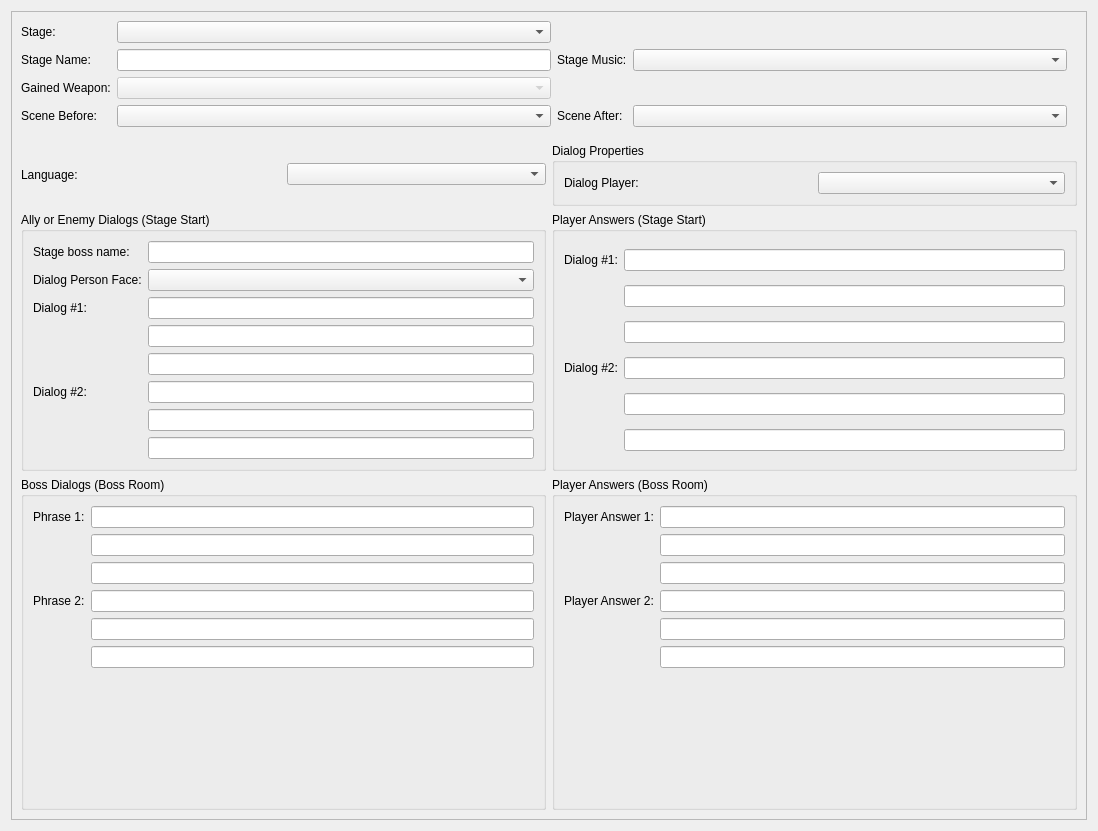
This is editor/mainwindow_tab/stage_edit.ui in protoman/rockbot as Qt 5 draws it before an edit. The edited form follows.
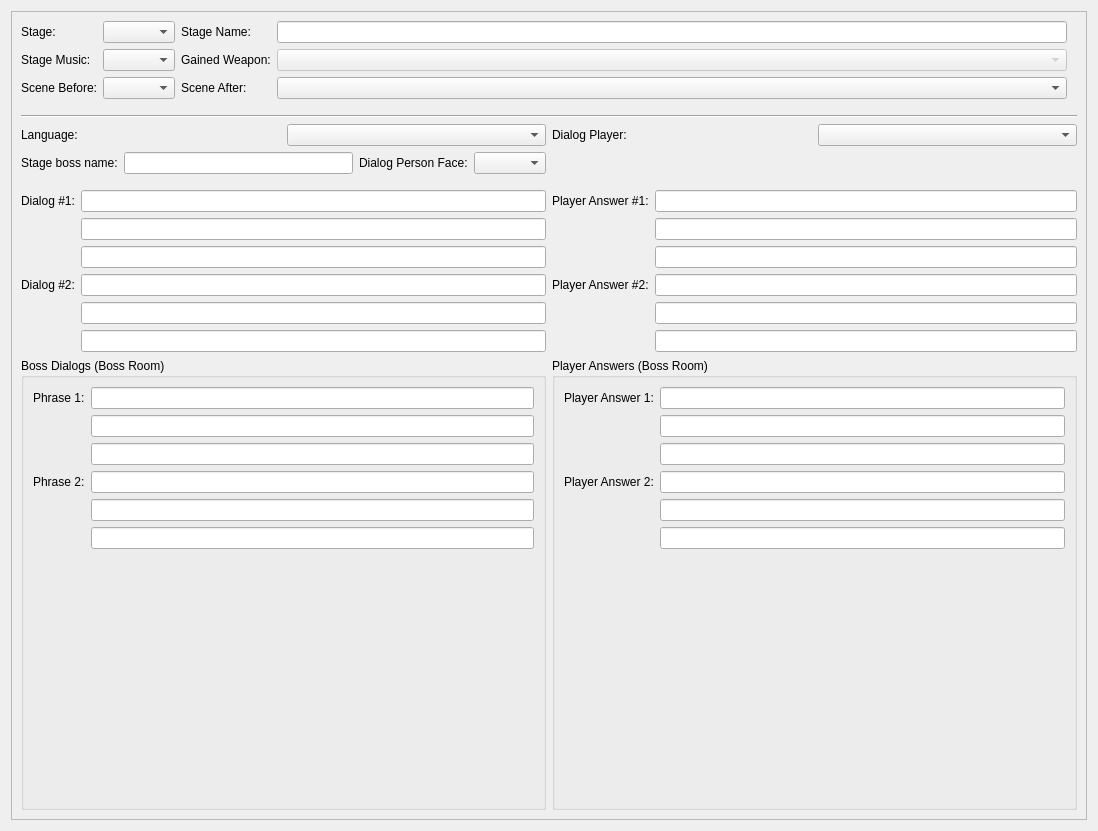
This is the edited form.

Commit message: - translation pt-BR for Rockbot2 - some art improvements - improve UI for stage dialogs to fit better on screen

Diff of the .ui file:
```diff
--- a/editor/mainwindow_tab/stage_edit.ui
+++ b/editor/mainwindow_tab/stage_edit.ui
@@ -37,16 +37,19 @@
          <property name="bottomMargin">
           <number>10</number>
          </property>
+         <item row="1" column="1">
+          <widget class="QComboBox" name="stages_tab_bgmusic_combo"/>
+         </item>
+         <item row="1" column="3">
+          <widget class="QLabel" name="label_63">
+           <property name="text">
+            <string>Gained Weapon:</string>
+           </property>
+          </widget>
+         </item>
          <item row="0" column="1">
           <widget class="QComboBox" name="stages_tab_stage_combo"/>
          </item>
-         <item row="4" column="1">
-          <widget class="QComboBox" name="stage_boss_weapon_combo">
-           <property name="enabled">
-            <bool>false</bool>
-           </property>
-          </widget>
-         </item>
          <item row="0" column="0">
           <widget class="QLabel" name="label_48">
            <property name="text">
@@ -54,49 +57,8 @@
            </property>
           </widget>
          </item>
-         <item row="1" column="0">
-          <widget class="QLabel" name="label_49">
-           <property name="text">
-            <string>Stage Name:</string>
-           </property>
-          </widget>
-         </item>
-         <item row="1" column="1">
-          <widget class="QLineEdit" name="stages_tab_stage_name_lineedit">
-           <property name="maxLength">
-            <number>30</number>
-           </property>
-          </widget>
-         </item>
-         <item row="4" column="0">
-          <widget class="QLabel" name="label_63">
-           <property name="text">
-            <string>Gained Weapon:</string>
-           </property>
-          </widget>
-         </item>
-         <item row="0" column="4">
-          <spacer name="horizontalSpacer">
-           <property name="orientation">
-            <enum>Qt::Horizontal</enum>
-           </property>
-           <property name="sizeHint" stdset="0">
-            <size>
-             <width>40</width>
-             <height>20</height>
-            </size>
-           </property>
-          </spacer>
-         </item>
-         <item row="1" column="3">
-          <widget class="QLabel" name="label_13">
-           <property name="text">
-            <string>Stage Music:</string>
-           </property>
-          </widget>
-         </item>
-         <item row="1" column="4">
-          <widget class="QComboBox" name="stages_tab_bgmusic_combo"/>
+         <item row="5" column="1">
+          <widget class="QComboBox" name="cutscenePre_comboBox"/>
          </item>
          <item row="5" column="0">
           <widget class="QLabel" name="label_4">
@@ -105,6 +67,9 @@
            </property>
           </widget>
          </item>
+         <item row="5" column="4">
+          <widget class="QComboBox" name="cutscenePos_comboBox"/>
+         </item>
          <item row="5" column="3">
           <widget class="QLabel" name="label_6">
            <property name="text">
@@ -112,19 +77,48 @@
            </property>
           </widget>
          </item>
-         <item row="5" column="1">
-          <widget class="QComboBox" name="cutscenePre_comboBox"/>
+         <item row="1" column="4">
+          <widget class="QComboBox" name="stage_boss_weapon_combo">
+           <property name="enabled">
+            <bool>false</bool>
+           </property>
+          </widget>
          </item>
-         <item row="5" column="4">
-          <widget class="QComboBox" name="cutscenePos_comboBox"/>
+         <item row="0" column="4">
+          <widget class="QLineEdit" name="stages_tab_stage_name_lineedit">
+           <property name="maxLength">
+            <number>30</number>
+           </property>
+          </widget>
+         </item>
+         <item row="0" column="3">
+          <widget class="QLabel" name="label_7">
+           <property name="text">
+            <string>Stage Name:</string>
+           </property>
+          </widget>
+         </item>
+         <item row="1" column="0">
+          <widget class="QLabel" name="label_13">
+           <property name="text">
+            <string>Stage Music:</string>
+           </property>
+          </widget>
          </item>
         </layout>
        </item>
+       <item>
+        <widget class="Line" name="line">
+         <property name="orientation">
+          <enum>Qt::Horizontal</enum>
+         </property>
+        </widget>
+       </item>
        <item>
         <layout class="QVBoxLayout" name="verticalLayout">
          <item>
           <layout class="QGridLayout" name="gridLayout_6">
-           <item row="2" column="0">
+           <item row="3" column="0">
             <widget class="QGroupBox" name="groupBox_4">
              <property name="title">
               <string>Boss Dialogs (Boss Room)</string>
@@ -220,124 +214,7 @@
              </layout>
             </widget>
            </item>
-           <item row="1" column="0">
-            <widget class="QGroupBox" name="groupBox_2">
-             <property name="title">
-              <string>Ally or Enemy Dialogs (Stage Start)</string>
-             </property>
-             <layout class="QGridLayout" name="gridLayout_9">
-              <item row="1" column="0">
-               <widget class="QLabel" name="label_9">
-                <property name="text">
-                 <string>Dialog Person Face:</string>
-                </property>
-               </widget>
-              </item>
-              <item row="0" column="1">
-               <widget class="QLineEdit" name="stages_tab_bossname_lineedit">
-                <property name="enabled">
-                 <bool>true</bool>
-                </property>
-                <property name="maxLength">
-                 <number>30</number>
-                </property>
-               </widget>
-              </item>
-              <item row="8" column="1">
-               <widget class="QLineEdit" name="dialogs_line2_text3">
-                <property name="enabled">
-                 <bool>true</bool>
-                </property>
-                <property name="maxLength">
-                 <number>30</number>
-                </property>
-               </widget>
-              </item>
-              <item row="0" column="0">
-               <widget class="QLabel" name="label_8">
-                <property name="text">
-                 <string>Stage boss name:</string>
-                </property>
-               </widget>
-              </item>
-              <item row="7" column="1">
-               <widget class="QLineEdit" name="dialogs_line2_text2">
-                <property name="enabled">
-                 <bool>true</bool>
-                </property>
-                <property name="maxLength">
-                 <number>30</number>
-                </property>
-               </widget>
-              </item>
-              <item row="2" column="1">
-               <widget class="QLineEdit" name="dialogs_line1_text1">
-                <property name="enabled">
-                 <bool>true</bool>
-                </property>
-                <property name="maxLength">
-                 <number>30</number>
-                </property>
-               </widget>
-              </item>
-              <item row="1" column="1">
-               <widget class="QComboBox" name="dialogs_line1_face_combo">
-                <property name="iconSize">
-                 <size>
-                  <width>32</width>
-                  <height>32</height>
-                 </size>
-                </property>
-               </widget>
-              </item>
-              <item row="2" column="0">
-               <widget class="QLabel" name="label_51">
-                <property name="text">
-                 <string>Dialog #1:</string>
-                </property>
-               </widget>
-              </item>
-              <item row="6" column="0">
-               <widget class="QLabel" name="label_5">
-                <property name="text">
-                 <string>Dialog #2:</string>
-                </property>
-               </widget>
-              </item>
               <item row="3" column="1">
-               <widget class="QLineEdit" name="dialogs_line1_text2">
-                <property name="enabled">
-                 <bool>true</bool>
-                </property>
-                <property name="maxLength">
-                 <number>30</number>
-                </property>
-               </widget>
-              </item>
-              <item row="4" column="1">
-               <widget class="QLineEdit" name="dialogs_line1_text3">
-                <property name="enabled">
-                 <bool>true</bool>
-                </property>
-                <property name="maxLength">
-                 <number>30</number>
-                </property>
-               </widget>
-              </item>
-              <item row="6" column="1">
-               <widget class="QLineEdit" name="dialogs_line2_text1">
-                <property name="enabled">
-                 <bool>true</bool>
-                </property>
-                <property name="maxLength">
-                 <number>30</number>
-                </property>
-               </widget>
-              </item>
-             </layout>
-            </widget>
-           </item>
-           <item row="2" column="1">
             <widget class="QGroupBox" name="groupBox_5">
              <property name="title">
               <string>Player Answers (Boss Room)</string>
@@ -433,31 +310,31 @@
              </layout>
             </widget>
            </item>
-           <item row="1" column="1">
-            <widget class="QGroupBox" name="groupBox_3">
-             <property name="title">
-              <string>Player Answers (Stage Start)</string>
-             </property>
-             <layout class="QGridLayout" name="gridLayout_7">
+           <item row="0" column="0">
+            <layout class="QHBoxLayout" name="horizontalLayout">
+             <item>
+              <widget class="QLabel" name="label_3">
+               <property name="text">
+                <string>Language:</string>
+               </property>
+              </widget>
+             </item>
+             <item>
+              <widget class="QComboBox" name="language_comboBox"/>
+             </item>
+            </layout>
+           </item>
+           <item row="2" column="1">
+            <layout class="QGridLayout" name="gridLayout_8">
               <item row="0" column="0">
                <widget class="QLabel" name="label_55">
                 <property name="text">
-                 <string>Dialog #1:</string>
+                <string>Player Answer #1:</string>
                 </property>
                </widget>
               </item>
-              <item row="0" column="1">
-               <widget class="QLineEdit" name="dialogs_answer1_text1">
-                <property name="enabled">
-                 <bool>true</bool>
-                </property>
-                <property name="maxLength">
-                 <number>30</number>
-                </property>
-               </widget>
-              </item>
-              <item row="3" column="1">
-               <widget class="QLineEdit" name="dialogs_answer2_text1">
+             <item row="2" column="1">
+              <widget class="QLineEdit" name="dialogs_answer1_text3">
                 <property name="enabled">
                  <bool>true</bool>
                 </property>
@@ -476,20 +353,10 @@
                 </property>
                </widget>
               </item>
-              <item row="4" column="1">
-               <widget class="QLineEdit" name="dialogs_answer2_text2">
-                <property name="enabled">
-                 <bool>true</bool>
-                </property>
-                <property name="maxLength">
-                 <number>30</number>
-                </property>
-               </widget>
-              </item>
               <item row="3" column="0">
                <widget class="QLabel" name="label_57">
                 <property name="text">
-                 <string>Dialog #2:</string>
+                <string>Player Answer #2:</string>
                 </property>
                </widget>
               </item>
@@ -503,8 +370,28 @@
                 </property>
                </widget>
               </item>
-              <item row="2" column="1">
-               <widget class="QLineEdit" name="dialogs_answer1_text3">
+             <item row="4" column="1">
+              <widget class="QLineEdit" name="dialogs_answer2_text2">
+               <property name="enabled">
+                <bool>true</bool>
+               </property>
+               <property name="maxLength">
+                <number>30</number>
+               </property>
+              </widget>
+             </item>
+             <item row="3" column="1">
+              <widget class="QLineEdit" name="dialogs_answer2_text1">
+               <property name="enabled">
+                <bool>true</bool>
+               </property>
+               <property name="maxLength">
+                <number>30</number>
+               </property>
+              </widget>
+             </item>
+             <item row="0" column="1">
+              <widget class="QLineEdit" name="dialogs_answer1_text1">
                 <property name="enabled">
                  <bool>true</bool>
                 </property>
@@ -514,14 +401,9 @@
                </widget>
               </item>
              </layout>
-            </widget>
            </item>
            <item row="0" column="1">
-            <widget class="QGroupBox" name="groupBox">
-             <property name="title">
-              <string>Dialog Properties</string>
-             </property>
-             <layout class="QGridLayout" name="gridLayout_11">
+            <layout class="QGridLayout" name="gridLayout_2">
               <item row="0" column="0">
                <widget class="QLabel" name="label_54">
                 <property name="text">
@@ -533,19 +415,136 @@
                <widget class="QComboBox" name="dialogs_answer1_player"/>
               </item>
              </layout>
-            </widget>
-           </item>
+           </item>
+           <item row="2" column="0">
+            <layout class="QGridLayout" name="gridLayout_10">
+             <property name="topMargin">
+              <number>0</number>
+             </property>
+             <property name="bottomMargin">
+              <number>0</number>
+             </property>
+             <item row="0" column="0">
+              <layout class="QGridLayout" name="gridLayout_3">
+               <property name="topMargin">
+                <number>0</number>
+               </property>
+               <item row="0" column="0">
+                <widget class="QLabel" name="label_51">
+                 <property name="text">
+                  <string>Dialog #1:</string>
+                 </property>
+                </widget>
+               </item>
+               <item row="5" column="2">
+                <widget class="QLineEdit" name="dialogs_line2_text3">
+                 <property name="enabled">
+                  <bool>true</bool>
+                 </property>
+                 <property name="maxLength">
+                  <number>30</number>
+                 </property>
+                </widget>
+               </item>
+               <item row="3" column="0">
+                <widget class="QLabel" name="label_5">
+                 <property name="text">
+                  <string>Dialog #2:</string>
+                 </property>
+                </widget>
+               </item>
+               <item row="2" column="2">
+                <widget class="QLineEdit" name="dialogs_line1_text3">
+                 <property name="enabled">
+                  <bool>true</bool>
+                 </property>
+                 <property name="maxLength">
+                  <number>30</number>
+                 </property>
+                </widget>
+               </item>
+               <item row="4" column="2">
+                <widget class="QLineEdit" name="dialogs_line2_text2">
+                 <property name="enabled">
+                  <bool>true</bool>
+                 </property>
+                 <property name="maxLength">
+                  <number>30</number>
+                 </property>
+                </widget>
+               </item>
+               <item row="0" column="2">
+                <widget class="QLineEdit" name="dialogs_line1_text1">
+                 <property name="enabled">
+                  <bool>true</bool>
+                 </property>
+                 <property name="maxLength">
+                  <number>30</number>
+                 </property>
+                </widget>
+               </item>
+               <item row="3" column="2">
+                <widget class="QLineEdit" name="dialogs_line2_text1">
+                 <property name="enabled">
+                  <bool>true</bool>
+                 </property>
+                 <property name="maxLength">
+                  <number>30</number>
+                 </property>
+                </widget>
+               </item>
+               <item row="1" column="2">
+                <widget class="QLineEdit" name="dialogs_line1_text2">
+                 <property name="enabled">
+                  <bool>true</bool>
+                 </property>
+                 <property name="maxLength">
+                  <number>30</number>
+                 </property>
+                </widget>
+               </item>
+              </layout>
+             </item>
+            </layout>
+           </item>
+           <item row="1" column="0">
+            <layout class="QGridLayout" name="gridLayout_7">
+             <property name="bottomMargin">
+              <number>10</number>
+             </property>
+             <item row="0" column="1">
+              <widget class="QLineEdit" name="stages_tab_bossname_lineedit">
+               <property name="enabled">
+                <bool>true</bool>
+               </property>
+               <property name="maxLength">
+                <number>30</number>
+               </property>
+              </widget>
+             </item>
            <item row="0" column="0">
-            <layout class="QHBoxLayout" name="horizontalLayout">
-             <item>
-              <widget class="QLabel" name="label_3">
+              <widget class="QLabel" name="label_8">
                <property name="text">
-                <string>Language:</string>
+                <string>Stage boss name:</string>
                </property>
               </widget>
              </item>
-             <item>
-              <widget class="QComboBox" name="language_comboBox"/>
+             <item row="0" column="2">
+              <widget class="QLabel" name="label_9">
+               <property name="text">
+                <string>Dialog Person Face:</string>
+               </property>
+              </widget>
+             </item>
+             <item row="0" column="3">
+              <widget class="QComboBox" name="dialogs_line1_face_combo">
+               <property name="iconSize">
+                <size>
+                 <width>32</width>
+                 <height>32</height>
+                </size>
+               </property>
+              </widget>
              </item>
             </layout>
            </item>
```
Left out of the diff: 6 changed lines with no effect on the pictures. Lines whose indentation alone changed are shown as unchanged. The commit also changes 18 other files.
